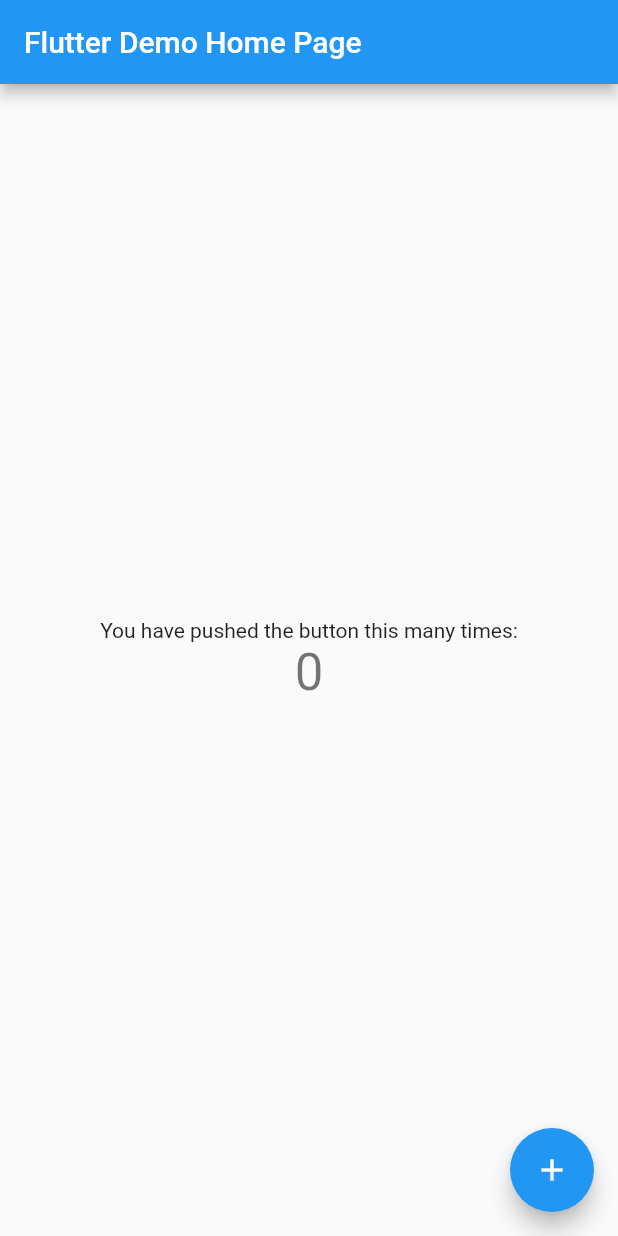
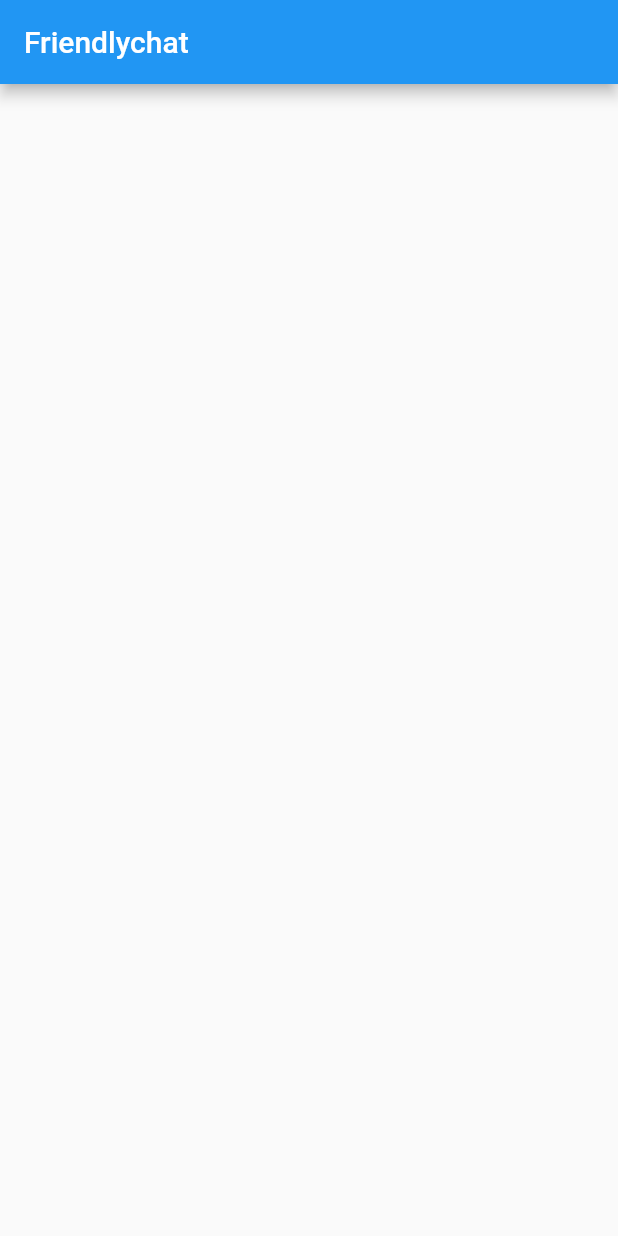
Before and after one commit to ntask19/flutter-sample-ui, a Flutter app: the screen it shows after launch, on a phone screen of 412 x 824 dp. Run offline on Flutter 3.47's test engine with Material 2 defaults, Android fonts, the phone set to English and light mode, and no system bars.

Commit message:
メイン画面の構成

```diff
--- a/lib/main.dart
+++ b/lib/main.dart
@@ -1,111 +1,25 @@
 import 'package:flutter/material.dart';
 
-void main() => runApp(MyApp());
+//void main() => runApp(MyApp());
+void main() {
+  runApp(new MyApp());
+}
 
 class MyApp extends StatelessWidget {
-  // This widget is the root of your application.
   @override
   Widget build(BuildContext context) {
-    return MaterialApp(
-      title: 'Flutter Demo',
-      theme: ThemeData(
-        // This is the theme of your application.
-        //
-        // Try running your application with "flutter run". You'll see the
-        // application has a blue toolbar. Then, without quitting the app, try
-        // changing the primarySwatch below to Colors.green and then invoke
-        // "hot reload" (press "r" in the console where you ran "flutter run",
-        // or simply save your changes to "hot reload" in a Flutter IDE).
-        // Notice that the counter didn't reset back to zero; the application
-        // is not restarted.
-        primarySwatch: Colors.blue,
-      ),
-      home: MyHomePage(title: 'Flutter Demo Home Page'),
+    return new MaterialApp(
+      title: "Friendlychat",
+      home: new ChatScreen(),
     );
   }
 }
 
-class MyHomePage extends StatefulWidget {
-  MyHomePage({Key key, this.title}) : super(key: key);
-
-  // This widget is the home page of your application. It is stateful, meaning
-  // that it has a State object (defined below) that contains fields that affect
-  // how it looks.
-
-  // This class is the configuration for the state. It holds the values (in this
-  // case the title) provided by the parent (in this case the App widget) and
-  // used by the build method of the State. Fields in a Widget subclass are
-  // always marked "final".
-
-  final String title;
-
-  @override
-  _MyHomePageState createState() => _MyHomePageState();
-}
-
-class _MyHomePageState extends State<MyHomePage> {
-  int _counter = 0;
-
-  void _incrementCounter() {
-    setState(() {
-      // This call to setState tells the Flutter framework that something has
-      // changed in this State, which causes it to rerun the build method below
-      // so that the display can reflect the updated values. If we changed
-      // _counter without calling setState(), then the build method would not be
-      // called again, and so nothing would appear to happen.
-      _counter++;
-    });
-  }
-
+class ChatScreen extends StatelessWidget {
   @override
   Widget build(BuildContext context) {
-    // This method is rerun every time setState is called, for instance as done
-    // by the _incrementCounter method above.
-    //
-    // The Flutter framework has been optimized to make rerunning build methods
-    // fast, so that you can just rebuild anything that needs updating rather
-    // than having to individually change instances of widgets.
-    return Scaffold(
-      appBar: AppBar(
-        // Here we take the value from the MyHomePage object that was created by
-        // the App.build method, and use it to set our appbar title.
-        title: Text(widget.title),
-      ),
-      body: Center(
-        // Center is a layout widget. It takes a single child and positions it
-        // in the middle of the parent.
-        child: Column(
-          // Column is also a layout widget. It takes a list of children and
-          // arranges them vertically. By default, it sizes itself to fit its
-          // children horizontally, and tries to be as tall as its parent.
-          //
-          // Invoke "debug painting" (press "p" in the console, choose the
-          // "Toggle Debug Paint" action from the Flutter Inspector in Android
-          // Studio, or the "Toggle Debug Paint" command in Visual Studio Code)
-          // to see the wireframe for each widget.
-          //
-          // Column has various properties to control how it sizes itself and
-          // how it positions its children. Here we use mainAxisAlignment to
-          // center the children vertically; the main axis here is the vertical
-          // axis because Columns are vertical (the cross axis would be
-          // horizontal).
-          mainAxisAlignment: MainAxisAlignment.center,
-          children: <Widget>[
-            Text(
-              'You have pushed the button this many times:',
-            ),
-            Text(
-              '$_counter',
-              style: Theme.of(context).textTheme.display1,
-            ),
-          ],
-        ),
-      ),
-      floatingActionButton: FloatingActionButton(
-        onPressed: _incrementCounter,
-        tooltip: 'Increment',
-        child: Icon(Icons.add),
-      ), // This trailing comma makes auto-formatting nicer for build methods.
+    return new Scaffold(
+      appBar: new AppBar(title: new Text("Friendlychat")),
     );
   }
 }
```
